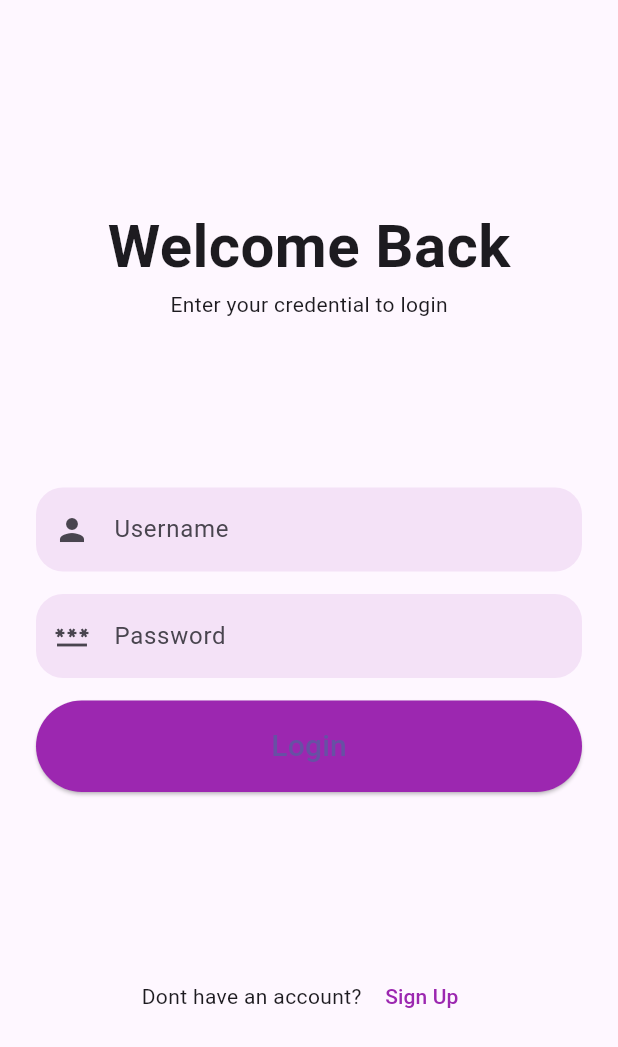
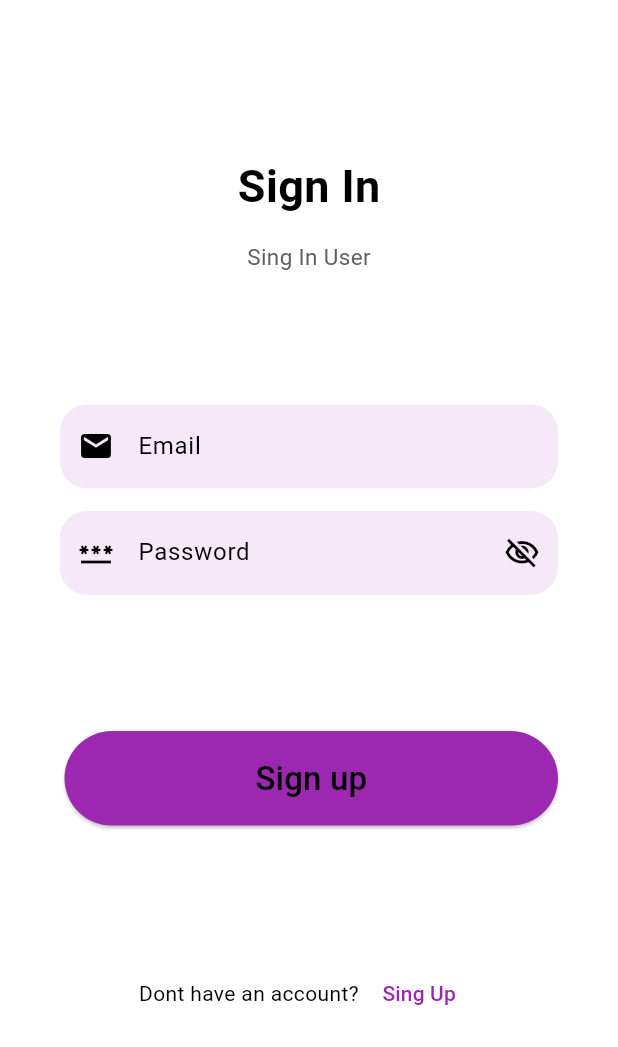
Before and after one commit to Chandera-Raghav/e_commerce_app, a Flutter app: the screen it shows after launch, on a phone screen of 412 x 824 dp. Shown: the top 1047 px of the screen. Run offline on Flutter 3.47's test engine with Material 3 defaults, Android fonts, the phone set to English and light mode, and no system bars; our stand-ins replace firebase_core, flutter_bloc, shared_preferences; accounts and stored records are empty; project files that could hold a hidden picture were left out.

Commit message:
with registration & Login ecommerce app

```diff
--- a/lib/data/local/user_bloc/user_event.dart
+++ b/lib/data/local/user_bloc/user_event.dart
@@ -9,5 +9,6 @@ class UserSignUpEvent extends UserEvent {
 class UserSignInEvent extends UserEvent {
   // SignUpModel loginUser;
   // UserSignInEvent({required this.loginUser});
-
+  Map<String, dynamic> bodyParams;
+  UserSignInEvent({required this.bodyParams});
 }
--- a/lib/data/remote/ulr_helper.dart
+++ b/lib/data/remote/ulr_helper.dart
@@ -2,4 +2,5 @@ class UrlHelper{
 
   static const String baseUrl = "https://www.marketcraft.in";
   static const String registerUrl = "${baseUrl}/ecommerce-api/user/registration";
+  static const String loginUrl = "${baseUrl}/ecommerce-api/user/login";
 }
--- a/lib/main.dart
+++ b/lib/main.dart
@@ -17,6 +17,7 @@ class MyApp extends StatelessWidget {
   @override
   Widget build(BuildContext context) {
     return MaterialApp(
+      debugShowCheckedModeBanner: false,
       title: 'Flutter Demo',
       theme: ThemeData(
         colorScheme: const ColorScheme.light(
--- a/lib/ui/app_security_page/sign_in_page.dart
+++ b/lib/ui/app_security_page/sign_in_page.dart
@@ -1,76 +1,153 @@
-
+import 'package:e_commerce_app/data/local/ui_helper.dart';
+import 'package:e_commerce_app/data/local/user_bloc/user_bloc.dart';
+import 'package:e_commerce_app/data/local/user_bloc/user_event.dart';
+import 'package:e_commerce_app/data/local/user_bloc/user_state.dart';
 import 'package:e_commerce_app/ui/app_security_page/sign_up_page.dart';
 import 'package:flutter/material.dart';
+import 'package:flutter_bloc/flutter_bloc.dart';
 
-import '../../data/local/ui_helper.dart';
+class SignInPage extends StatefulWidget {
+  const SignInPage({super.key});
 
-class LoginPage extends StatelessWidget {
-  const LoginPage({super.key});
+  @override
+  State<SignInPage> createState() => _SignupPageState();
+}
+
+class _SignupPageState extends State<SignInPage> {
+  TextEditingController emailController = TextEditingController();
+  TextEditingController passwordController = TextEditingController();
+  bool isPassVisible = false;
+
+  GlobalKey<FormState> mKey = GlobalKey<FormState>();
 
   @override
   Widget build(BuildContext context) {
-    return MaterialApp(
-      debugShowCheckedModeBanner: false,
-      home: Scaffold(
+    return Form(
+      key: mKey,
+      child: Scaffold(
         body: Container(
-          margin: const EdgeInsets.all(24),
+          padding: const EdgeInsets.symmetric(horizontal: 40),
+          height: MediaQuery.of(context).size.height - 50,
+          width: double.infinity,
           child: Column(
             mainAxisAlignment: MainAxisAlignment.spaceEvenly,
+            crossAxisAlignment: CrossAxisAlignment.stretch,
             children: [
-              _header(context),
-              _inputField(context),
-              // _forgotPassword(context),
-              _signup(context),
+              Column(
+                children: [
+                  mSpacer(mWidth: double.infinity),
+                  const Text(
+                    "Sign In",
+                    style: TextStyle(
+                      fontSize: 30,
+                      fontWeight: FontWeight.bold,
+                    ),
+                  ),
+                  mSpacer(mWidth: double.infinity),
+                  Text(
+                    "Sing In User",
+                    style: TextStyle(fontSize: 15, color: Colors.grey[700]),
+                  )
                 ],
               ),
+              Column(
+                children: [
+
+                  TextFormField(
+
+                    validator: (value){
+                      if(value!.isEmpty){
+                        return "Please fill the E-mail address";
+                      } else if(!isEmailValid(email: value)){
+                        return "please enter the valid E-mail address";
+                      }else{
+                        return null;
+                      }
+                    },
+                    controller: emailController,
+                    keyboardType: TextInputType.emailAddress,
+                    decoration: InputDecoration(
+                        hintText: "Email",
+                        errorBorder: OutlineInputBorder(
+                            borderRadius: BorderRadius.circular(18),
+                            borderSide: const BorderSide(color: Colors.redAccent, width: 2)
                         ),
+                        focusedBorder: OutlineInputBorder(
+                            borderRadius: BorderRadius.circular(18),
+                            borderSide: const BorderSide(color: Colors.lightBlue, width: 2)
                         ),
-    );
-  }
-
-  _header(context) {
-    return const Column(
-      children: [
-        Text(
-          "Welcome Back",
-          style: TextStyle(fontSize: 40, fontWeight: FontWeight.bold),
-        ),
-        Text("Enter your credential to login"),
-      ],
-    );
-  }
-
-  _inputField(context) {
-    return Column(
-      crossAxisAlignment: CrossAxisAlignment.stretch,
-      children: [
-        TextField(
-          decoration: InputDecoration(
-              hintText: "Username",
-              border: OutlineInputBorder(
-                  borderRadius: BorderRadius.circular(18),
-                  borderSide: BorderSide.none
-              ),
-              fillColor: Colors.purple.withOpacity(0.1),
-              filled: true,
-              prefixIcon: const Icon(Icons.person)),
-        ),
-        mSpacer(mWidth: double.infinity),
-        TextField(
-          decoration: InputDecoration(
-            hintText: "Password",
                         border: OutlineInputBorder(
                             borderRadius: BorderRadius.circular(18),
                             borderSide: BorderSide.none),
                         fillColor: Colors.purple.withOpacity(0.1),
                         filled: true,
-            prefixIcon: const Icon(Icons.password),
-          ),
-          obscureText: true,
+                        prefixIcon: const Icon(Icons.email)),
                   ),
                   mSpacer(mWidth: double.infinity),
-        ElevatedButton(
+                  TextFormField(
+                    controller: passwordController,
+                    obscureText: !isPassVisible,
+                    keyboardType: TextInputType.visiblePassword,
+                    validator: (value){
+                      if(value!.isEmpty){
+                        return "Please enter password";
+                      }else{
+                        bool? result = validatePassword(value);
+                        if(result!){
+                          return null;
+                        }else{
+                          return "Password should contain Capital, small letter, Number & Special";
+                        }
+                      }
+                    },
+                    decoration: InputDecoration(
+                        hintText: "Password",
+
+                        focusedBorder: OutlineInputBorder(
+                            borderRadius: BorderRadius.circular(18),
+                            borderSide: const BorderSide(color: Colors.lightBlue, width: 2)
+                        ),
+                        border: OutlineInputBorder(
+                            borderRadius: BorderRadius.circular(18),
+                            borderSide: BorderSide.none),
+                        fillColor: Colors.purple.withOpacity(0.1),
+                        filled: true,
+
+                        prefixIcon: const Icon(Icons.password),
+                        suffixIcon: InkWell(
+                            onTap: (){
+                              isPassVisible = !isPassVisible;
+                              setState(() {});
+                            },
+                            child: Icon(isPassVisible ? Icons.remove_red_eye_outlined : Icons.visibility_off_outlined))
+                    ),
+
+                  ),
+                ],
+              ),
+              BlocListener<UserBloc, UserState>(listener: (_, state){
+                if(state is UserSuccessState){
+                  ScaffoldMessenger.of(context).showSnackBar(const SnackBar(content: Text("Login successfully...")));
+                  Navigator.pop(context);
+                }
+                if(state is UserFailedState){
+                  ScaffoldMessenger.of(context).showSnackBar(SnackBar(content: Text(state.errorMassage)));
+                }
+              },
+                child:
+                Container(
+                    padding: const EdgeInsets.only(top: 3, left: 3),
+                    child: ElevatedButton(
                       onPressed: () {
+                        if(mKey.currentState!.validate()){
+                          String email = emailController.text;
+                          String password = passwordController.text;
+
+                          context.read<UserBloc>().add(UserSignInEvent(bodyParams: {
+                            "email": email,
+                            "password": password
+                          }));
+                        }
                       },
                       style: ElevatedButton.styleFrom(
                         shape: const StadiumBorder(),
@@ -78,25 +155,13 @@ class LoginPage extends StatelessWidget {
                         backgroundColor: Colors.purple,
                       ),
                       child: const Text(
-            "Login",
-            style: TextStyle(fontSize: 20),
+                        "Sign up",
+                        style: TextStyle(fontSize: 22, color: Colors.black),
                       ),
                     )
-      ],
-    );
-  }
-
-  // _forgotPassword(context) {
-  //   return TextButton(
-  //     onPressed: () {},
-  //     child: const Text("Forgot password?",
-  //       style: TextStyle(color: Colors.purple),
-  //     ),
-  //   );
-  // }
-
-  _signup(context) {
-    return Row(
+                ),
+              ),
+              Row(
                 mainAxisAlignment: MainAxisAlignment.center,
                 children: [
                   const Text("Dont have an account? "),
@@ -104,9 +169,14 @@ class LoginPage extends StatelessWidget {
                       onPressed: () {
                         Navigator.push(context, MaterialPageRoute(builder: (context) => const SignupPage()));
                       },
-            child: const Text("Sign Up", style: TextStyle(color: Colors.purple),)
+                      child: const Text("Sing Up ", style: TextStyle(color: Colors.purple),)
                   )
                 ],
+              )
+            ],
+          ),
+        ),
+      ),
     );
   }
 }
--- a/lib/ui/flash_page.dart
+++ b/lib/ui/flash_page.dart
@@ -19,7 +19,8 @@ class _FlashPAgeState extends State<FlashPage> {
     Timer(const Duration(seconds: 5), () async{
       SharedPreferences? pref = await SharedPreferences.getInstance();
       check = pref.getString("${pref.getString("UID")}") ?? '';
-      Widget navigetTo = check!.isNotEmpty ? const HomePage() : const LoginPage();
+      Widget navigetTo = check!.isNotEmpty ? const HomePage() : const SignInPage();
+
       Navigator.pushReplacement(context, MaterialPageRoute(builder: (context) => navigetTo));
     });
   }
--- a/lib/ui/ui_widget/home_widget.dart
+++ b/lib/ui/ui_widget/home_widget.dart
@@ -21,9 +21,7 @@ class _HomeWidgetPage extends State<HomeWidgetPage>{
     return Scaffold(
       body: SingleChildScrollView(child: Column(children: [
         const TopWidget(),
-        // const SizedBox(height: 03,),
         const SearchWidget(),
-        // const SizedBox(height: 03,),
         SliderImages(onChange: (value){
           setState(() {
             currentSlide == value;
```
Also changed, not shown: lib/data/local/ui_helper.dart (+16 -0 lines), lib/data/local/user_bloc/user_bloc.dart (+19 -0 lines), lib/data/local/user_model/get_api_model.dart (+0 -10 lines), lib/data/remote/api_helper.dart (+8 -1 lines), lib/data/remote/app_constant.dart (added, +17 -0 lines), lib/data/repositories/app_repositories.dart (+9 -0 lines), lib/ui/app_security_page/sign_up_page.dart (+14 -10 lines). Lines whose indentation alone changed are shown as unchanged.
